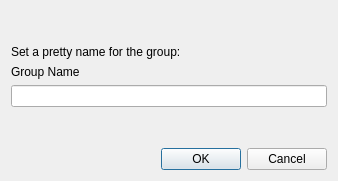
Houston4444/HoustonPatchbay, file resources/ui/rename_group.ui: the form before one commit.
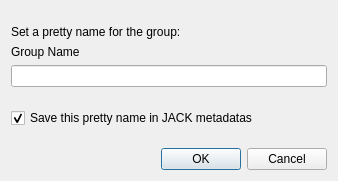
The form after the commit.

Commit message: choose to save or not in Jack Metadatas in rename dialog

```diff
--- a/resources/ui/rename_group.ui
+++ b/resources/ui/rename_group.ui
@@ -30,7 +30,7 @@
    <item>
     <widget class="QLabel" name="label">
      <property name="text">
-      <string>&lt;html&gt;&lt;head/&gt;&lt;body&gt;&lt;p&gt;Set a pretty name for the group:&lt;/p&gt;&lt;/body&gt;&lt;/html&gt;</string>
+      <string>Set a pretty name for the group:</string>
      </property>
     </widget>
    </item>
@@ -57,6 +57,29 @@
      </property>
     </spacer>
    </item>
+   <item>
+    <widget class="QCheckBox" name="checkBoxExportJack">
+     <property name="text">
+      <string>Save this pretty name in JACK metadatas</string>
+     </property>
+     <property name="checked">
+      <bool>true</bool>
+     </property>
+    </widget>
+   </item>
+   <item>
+    <spacer name="verticalSpacer_3">
+     <property name="orientation">
+      <enum>Qt::Vertical</enum>
+     </property>
+     <property name="sizeHint" stdset="0">
+      <size>
+       <width>20</width>
+       <height>40</height>
+      </size>
+     </property>
+    </spacer>
+   </item>
    <item>
     <widget class="QDialogButtonBox" name="buttonBox">
      <property name="orientation">
```
Left out of the diff: 2 changed lines with no effect on the pictures. The commit also changes 7 other files.
